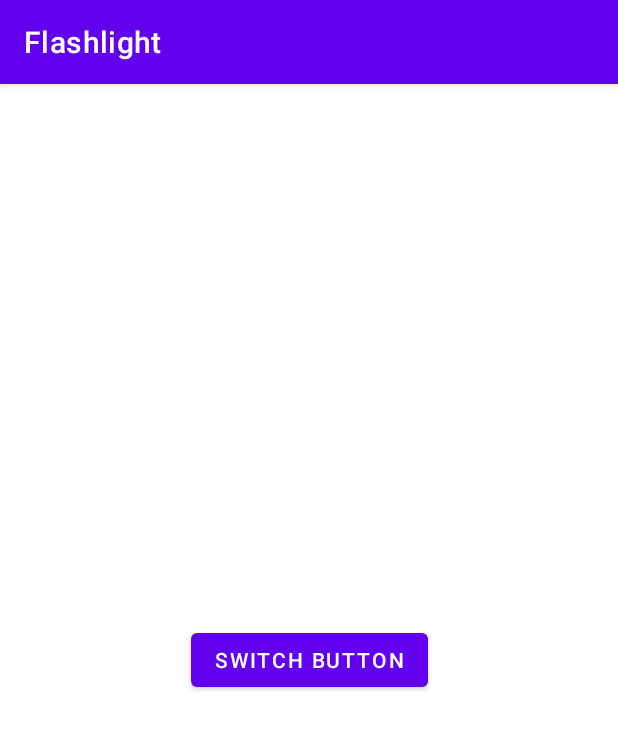
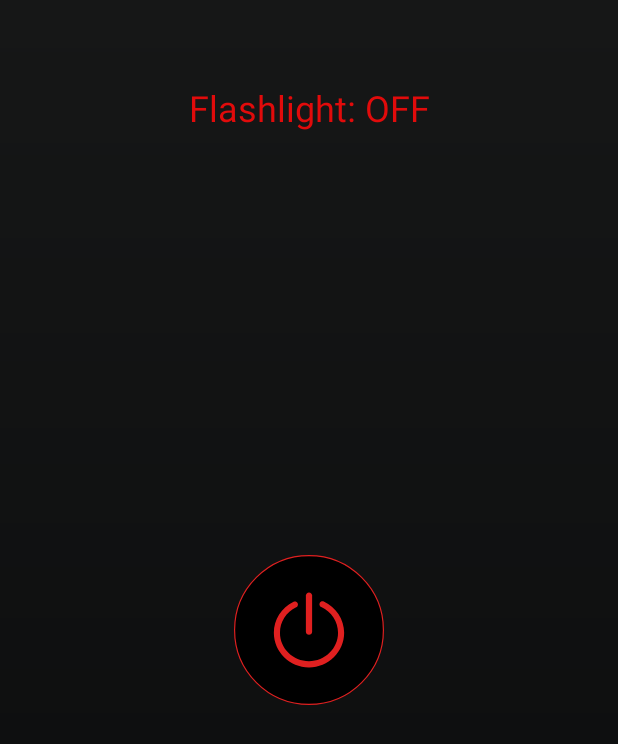
Before and after one commit to umidjandev/Flashlight, an Android app: the screen it shows after launch (SecondActivity), on a phone screen of 412 x 824 dp. Shown: the top 744 px of the screen. Run offline under Robolectric (Android 15) with nearby library versions, the phone set to English and light mode, and no system bars.

Commit message:
Flashlight designed

```diff
--- a/app/src/main/java/com/najdimu/flashlight/MainActivity.kt
+++ b/app/src/main/java/com/najdimu/flashlight/MainActivity.kt
@@ -20,7 +20,7 @@ class MainActivity : AppCompatActivity() {
         Handler().postDelayed({
             startActivity(Intent(this,SecondActivity::class.java))
             finish()
-        },3000)
+        },2000)
 
     }
 }
--- a/app/src/main/java/com/najdimu/flashlight/SecondActivity.kt
+++ b/app/src/main/java/com/najdimu/flashlight/SecondActivity.kt
@@ -1,6 +1,7 @@
 package com.najdimu.flashlight
 
 import android.content.Context
+import android.graphics.Color
 import android.hardware.camera2.CameraManager
 import android.os.Build
 import androidx.appcompat.app.AppCompatActivity
@@ -26,11 +27,16 @@ class SecondActivity : AppCompatActivity() {
 
                 val camManager = this.getSystemService(Context.CAMERA_SERVICE) as CameraManager
                 camManager.setTorchMode(camManager.cameraIdList[0],true)
+                binding.txtTitle.setTextColor(Color.GREEN)
+                binding.txtTitle.setText("Flashlight: ON")
+                binding.switchBtn.setImageResource(R.drawable.ic_on)
 
             }else{
                 val camManager = this.getSystemService(Context.CAMERA_SERVICE) as CameraManager
                 camManager.setTorchMode(camManager.cameraIdList[0],false)
-
+                binding.txtTitle.setTextColor(Color.RED)
+                binding.txtTitle.setText("Flashlight: OFF")
+                binding.switchBtn.setImageResource(R.drawable.ic_off)
             }
         }
 
--- /dev/null
+++ b/app/src/main/res/drawable/background_gradient.xml
@@ -0,0 +1,9 @@
+<?xml version="1.0" encoding="utf-8"?>
+<shape xmlns:android="http://schemas.android.com/apk/res/android">
+
+    <gradient
+        android:startColor="@color/colorPrimary"
+        android:endColor="@color/colorPrimaryDark"
+        android:angle="-90"
+        />
+</shape>
--- /dev/null
+++ b/app/src/main/res/drawable/ic_off.xml
@@ -0,0 +1,24 @@
+<vector xmlns:android="http://schemas.android.com/apk/res/android"
+    android:width="128dp"
+    android:height="128dp"
+    android:viewportWidth="128"
+    android:viewportHeight="128">
+  <path
+      android:pathData="M64,64m-63.5,0a63.5,63.5 0,1 1,127 0a63.5,63.5 0,1 1,-127 0"
+      android:strokeWidth="1"
+      android:fillColor="#000000"
+      android:strokeColor="#E02020"
+      android:fillType="evenOdd"/>
+  <path
+      android:pathData="M64,96C47.46,96 34,82.74 34,66.44C34,55.05 40.46,44.87 50.86,39.86C52.17,39.23 53.72,39.79 54.34,41.12C54.95,42.44 54.4,44.02 53.1,44.65C44.53,48.77 39.22,57.11 39.22,66.44C39.22,79.82 50.34,90.71 64,90.71C77.66,90.71 88.78,79.82 88.78,66.44C88.78,57.05 83.16,48.42 74.46,44.45C73.14,43.85 72.55,42.28 73.14,40.95C73.73,39.61 75.27,39.01 76.59,39.62C87.17,44.44 94,54.97 94,66.44C94,82.74 80.54,96 64,96Z"
+      android:strokeWidth="1"
+      android:fillColor="#E02020"
+      android:fillType="nonZero"
+      android:strokeColor="#00000000"/>
+  <path
+      android:pathData="M64,68.1C62.53,68.1 61.34,66.92 61.34,65.44L61.34,34.66C61.34,33.19 62.54,32 64,32C65.47,32 66.66,33.19 66.66,34.66L66.66,65.44C66.66,66.92 65.47,68.1 64,68.1L64,68.1Z"
+      android:strokeWidth="1"
+      android:fillColor="#E02020"
+      android:fillType="nonZero"
+      android:strokeColor="#00000000"/>
+</vector>
--- /dev/null
+++ b/app/src/main/res/drawable/ic_on.xml
@@ -0,0 +1,24 @@
+<vector xmlns:android="http://schemas.android.com/apk/res/android"
+    android:width="128dp"
+    android:height="128dp"
+    android:viewportWidth="128"
+    android:viewportHeight="128">
+  <path
+      android:pathData="M64,64m-63.5,0a63.5,63.5 0,1 1,127 0a63.5,63.5 0,1 1,-127 0"
+      android:strokeWidth="1"
+      android:fillColor="#000000"
+      android:strokeColor="#7EF500"
+      android:fillType="evenOdd"/>
+  <path
+      android:pathData="M64,96C47.46,96 34,82.74 34,66.44C34,55.05 40.46,44.87 50.86,39.86C52.17,39.23 53.72,39.79 54.34,41.12C54.95,42.44 54.4,44.02 53.1,44.65C44.53,48.77 39.22,57.11 39.22,66.44C39.22,79.82 50.34,90.71 64,90.71C77.66,90.71 88.78,79.82 88.78,66.44C88.78,57.05 83.16,48.42 74.46,44.45C73.14,43.85 72.55,42.28 73.14,40.95C73.73,39.61 75.27,39.01 76.59,39.62C87.17,44.44 94,54.97 94,66.44C94,82.74 80.54,96 64,96Z"
+      android:strokeWidth="1"
+      android:fillColor="#7EF500"
+      android:fillType="nonZero"
+      android:strokeColor="#00000000"/>
+  <path
+      android:pathData="M64,68.1C62.53,68.1 61.34,66.92 61.34,65.44L61.34,34.66C61.34,33.19 62.54,32 64,32C65.47,32 66.66,33.19 66.66,34.66L66.66,65.44C66.66,66.92 65.47,68.1 64,68.1L64,68.1Z"
+      android:strokeWidth="1"
+      android:fillColor="#7EF500"
+      android:fillType="nonZero"
+      android:strokeColor="#00000000"/>
+</vector>
--- a/app/src/main/res/layout/activity_main.xml
+++ b/app/src/main/res/layout/activity_main.xml
@@ -4,13 +4,15 @@
     xmlns:tools="http://schemas.android.com/tools"
     android:layout_width="match_parent"
     android:layout_height="match_parent"
+    android:background="@drawable/background_gradient"
     tools:context=".MainActivity">
 
     <TextView
         android:layout_width="wrap_content"
         android:layout_height="wrap_content"
-        android:text="Flash app!"
+        android:text="Flashlight app!"
         android:textSize="30sp"
+        android:textColor="@color/colorAccent"
         app:layout_constraintBottom_toBottomOf="parent"
         app:layout_constraintLeft_toLeftOf="parent"
         app:layout_constraintRight_toRightOf="parent"
--- a/app/src/main/res/layout/activity_second.xml
+++ b/app/src/main/res/layout/activity_second.xml
@@ -4,13 +4,28 @@
     xmlns:tools="http://schemas.android.com/tools"
     android:layout_width="match_parent"
     android:layout_height="match_parent"
+    android:background="@drawable/background_gradient"
+    android:padding="10dp"
     tools:context=".SecondActivity">
 
-    <Button
+    <TextView
+        android:id="@+id/txt_title"
+        android:layout_width="match_parent"
+        android:layout_height="wrap_content"
+        android:layout_marginTop="45dp"
+        android:gravity="center"
+        android:text="Flashlight: OFF"
+        android:textColor="@color/red"
+        android:textSize="24sp"
+        app:layout_constraintTop_toTopOf="parent"
+        tools:layout_editor_absoluteX="10dp" />
+
+    <ImageView
         android:id="@+id/switch_btn"
-        android:layout_width="wrap_content"
-        android:layout_height="wrap_content"
-        android:text="switch button"
+        android:layout_width="100dp"
+        android:layout_height="100dp"
+        android:src="@drawable/ic_off"
+        android:layout_marginTop="15dp"
         app:layout_constraintBottom_toBottomOf="parent"
         app:layout_constraintEnd_toEndOf="parent"
         app:layout_constraintStart_toStartOf="parent"
--- a/app/src/main/res/values-night/themes.xml
+++ /dev/null
@@ -1,16 +0,0 @@
-<resources xmlns:tools="http://schemas.android.com/tools">
-    <!-- Base application theme. -->
-    <style name="Theme.Flashlight" parent="Theme.MaterialComponents.DayNight.DarkActionBar">
-        <!-- Primary brand color. -->
-        <item name="colorPrimary">@color/purple_200</item>
-        <item name="colorPrimaryVariant">@color/purple_700</item>
-        <item name="colorOnPrimary">@color/black</item>
-        <!-- Secondary brand color. -->
-        <item name="colorSecondary">@color/teal_200</item>
-        <item name="colorSecondaryVariant">@color/teal_200</item>
-        <item name="colorOnSecondary">@color/black</item>
-        <!-- Status bar color. -->
-        <item name="android:statusBarColor" tools:targetApi="l">?attr/colorPrimaryVariant</item>
-        <!-- Customize your theme here. -->
-    </style>
-</resources>
--- a/app/src/main/res/values/colors.xml
+++ b/app/src/main/res/values/colors.xml
@@ -1,10 +1,9 @@
 <?xml version="1.0" encoding="utf-8"?>
 <resources>
-    <color name="purple_200">#FFBB86FC</color>
-    <color name="purple_500">#FF6200EE</color>
-    <color name="purple_700">#FF3700B3</color>
-    <color name="teal_200">#FF03DAC5</color>
-    <color name="teal_700">#FF018786</color>
+    <color name="colorPrimary">#161717</color>
+    <color name="colorPrimaryDark">#090A0B</color>
+    <color name="colorAccent">#64DD17</color>
+    <color name="red">#E10B0B</color>
     <color name="black">#FF000000</color>
     <color name="white">#FFFFFFFF</color>
 </resources>
--- /dev/null
+++ b/app/src/main/res/values/style.xml
@@ -0,0 +1,13 @@
+<resources xmlns:tools="http://schemas.android.com/tools">
+    <!-- Base application theme. -->
+    <style name="Theme.Flashlight" parent="Theme.MaterialComponents.DayNight.NoActionBar">
+        <!-- Primary brand color. -->
+        <item name="colorPrimary">#161617</item>
+        <item name="colorPrimaryDark">@color/colorPrimaryDark</item>
+        <item name="colorAccent">@color/colorAccent</item>
+
+        <item name="android:statusBarColor" tools:targetApi="l">#1E1E20</item>
+
+        <!-- Customize your theme here. -->
+    </style>
+</resources>
--- a/app/src/main/res/values/themes.xml
+++ /dev/null
@@ -1,16 +0,0 @@
-<resources xmlns:tools="http://schemas.android.com/tools">
-    <!-- Base application theme. -->
-    <style name="Theme.Flashlight" parent="Theme.MaterialComponents.DayNight.DarkActionBar">
-        <!-- Primary brand color. -->
-        <item name="colorPrimary">@color/purple_500</item>
-        <item name="colorPrimaryVariant">@color/purple_700</item>
-        <item name="colorOnPrimary">@color/white</item>
-        <!-- Secondary brand color. -->
-        <item name="colorSecondary">@color/teal_200</item>
-        <item name="colorSecondaryVariant">@color/teal_700</item>
-        <item name="colorOnSecondary">@color/black</item>
-        <!-- Status bar color. -->
-        <item name="android:statusBarColor" tools:targetApi="l">?attr/colorPrimaryVariant</item>
-        <!-- Customize your theme here. -->
-    </style>
-</resources>
--- a/build.gradle
+++ b/build.gradle
@@ -5,7 +5,7 @@ buildscript {
         mavenCentral()
     }
     dependencies {
-        classpath "com.android.tools.build:gradle:7.0.4"
+        classpath 'com.android.tools.build:gradle:7.2.0'
         classpath "org.jetbrains.kotlin:kotlin-gradle-plugin:1.6.10"
 
         // NOTE: Do not place your application dependencies here; they belong
```
Also changed, not shown: gradle/wrapper/gradle-wrapper.properties.
